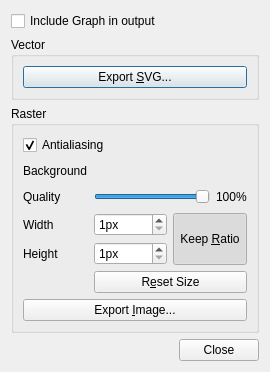
Old version of the form src/dialogs/export_image_dialog.ui in the repository mbasaglia/Knotter.
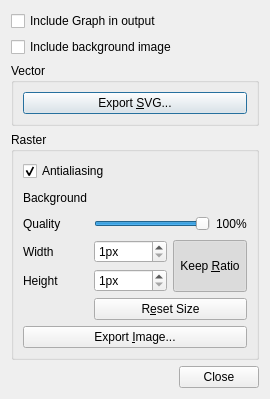
New version of the form. Icons and pictures are not drawn. Custom widgets are drawn as their Qt base class.

Commit message: Export bg image

```diff
--- a/src/dialogs/export_image_dialog.ui
+++ b/src/dialogs/export_image_dialog.ui
@@ -7,7 +7,7 @@
     <x>0</x>
     <y>0</y>
     <width>209</width>
-    <height>372</height>
+    <height>399</height>
    </rect>
   </property>
   <property name="windowTitle">
@@ -26,6 +26,13 @@
      </property>
     </widget>
    </item>
+   <item>
+    <widget class="QCheckBox" name="check_bg_image">
+     <property name="text">
+      <string>Include background image</string>
+     </property>
+    </widget>
+   </item>
    <item>
     <widget class="QGroupBox" name="groupBox">
      <property name="sizePolicy">
```
The commit also changes 5 other files.
